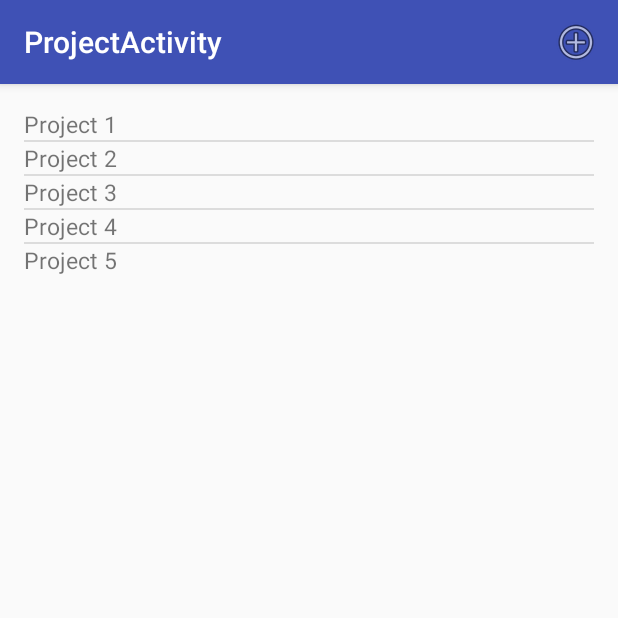
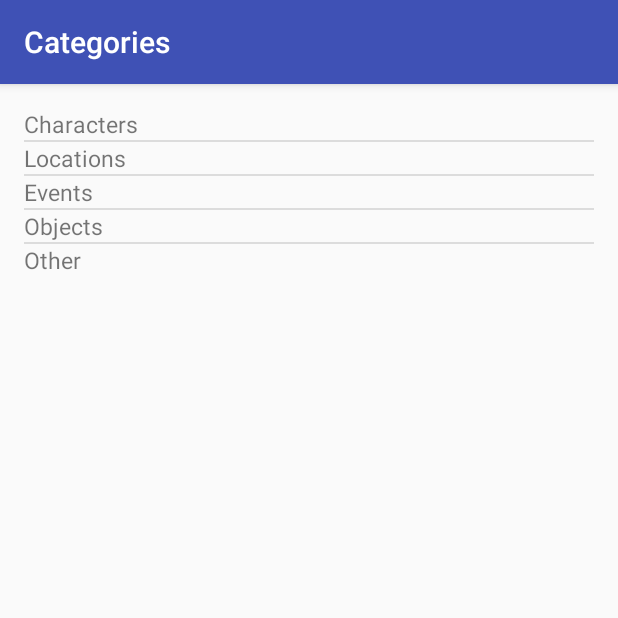
Before and after one commit to ucsdCSE110wi16/CSE110W260T5, an Android app: the ProjectActivity screen opened directly, with no data from a screen before it, after a tap on "Project 1", on a phone screen of 412 x 824 dp, the top half of it. Run offline under Robolectric (Android 15) with nearby library versions, the phone set to English and light mode, and no system bars.

Commit message:
Added functionality to categories list

```diff
--- a/app/src/main/java/net/atlassian/teammyrec/writersbloc/CategoryActivity.java
+++ b/app/src/main/java/net/atlassian/teammyrec/writersbloc/CategoryActivity.java
@@ -1,22 +1,36 @@
 package net.atlassian.teammyrec.writersbloc;
 
 import android.os.Bundle;
-import android.support.design.widget.FloatingActionButton;
-import android.support.design.widget.Snackbar;
 import android.support.v7.app.AppCompatActivity;
 import android.support.v7.widget.Toolbar;
 import android.view.View;
-import android.widget.ArrayAdapter;
+import android.widget.AdapterView;
 import android.widget.ListView;
+import android.widget.Toast;
 
 public class CategoryActivity extends AppCompatActivity {
+
+    public static final String INTENT_EXTRA_USERNAME = "ProjectActivity.USERNAME";
 
     @Override
     protected void onCreate(Bundle savedInstanceState) {
         super.onCreate(savedInstanceState);
         setContentView(R.layout.activity_category);
-        Toolbar toolbar = (Toolbar) findViewById(R.id.toolbar);
+        Toolbar toolbar = (Toolbar) findViewById(R.id.category_toolbar);
+        toolbar.setTitle("Categories");
         setSupportActionBar(toolbar);
+
+        ListView categoryList = (ListView)findViewById(R.id.category_list_view);
+        String[] strings = {"Characters", "Locations", "Events", "Objects", "Other"};
+        //ArrayAdapter<String> adapter = new ArrayAdapter<>(this, android.R.layout.simple_list_item_1,strings);
+        categoryList.setAdapter(new TextViewAdapter(this, strings));
+
+        categoryList.setOnItemClickListener(new AdapterView.OnItemClickListener() {
+            @Override
+            public void onItemClick(AdapterView<?> parent, View view, int position, long id) {
+                Toast.makeText(CategoryActivity.this, "" + position, Toast.LENGTH_SHORT).show();
+            }
+        });
 
 
     }
--- a/app/src/main/java/net/atlassian/teammyrec/writersbloc/ProjectActivity.java
+++ b/app/src/main/java/net/atlassian/teammyrec/writersbloc/ProjectActivity.java
@@ -1,16 +1,13 @@
 package net.atlassian.teammyrec.writersbloc;
 
+import android.content.Intent;
 import android.os.Bundle;
-import android.support.design.widget.FloatingActionButton;
-import android.support.design.widget.Snackbar;
 import android.support.v7.app.AppCompatActivity;
 import android.support.v7.widget.Toolbar;
 import android.view.Menu;
 import android.view.MenuInflater;
 import android.view.View;
 import android.widget.AdapterView;
-import android.widget.ArrayAdapter;
-import android.widget.GridView;
 import android.widget.ListView;
 import android.widget.Toast;
 
@@ -26,7 +23,7 @@ public class ProjectActivity extends AppCompatActivity {
     protected void onCreate(Bundle savedInstanceState) {
         super.onCreate(savedInstanceState);
         setContentView(R.layout.activity_project);
-        Toolbar toolbar = (Toolbar) findViewById(R.id.toolbar);
+        Toolbar toolbar = (Toolbar) findViewById(R.id.project_toolbar);
         setSupportActionBar(toolbar);
 
         String toastStr = this.getIntent().getStringExtra(INTENT_EXTRA_USERNAME) +
@@ -42,7 +39,10 @@ public class ProjectActivity extends AppCompatActivity {
         list.setOnItemClickListener(new AdapterView.OnItemClickListener() {
             @Override
             public void onItemClick(AdapterView<?> parent, View view, int position, long id) {
-                Toast.makeText(ProjectActivity.this, "" + position, Toast.LENGTH_SHORT).show();
+                Intent categoryAct = new Intent(ProjectActivity.this, CategoryActivity.class);
+
+                //Pass in any needed info in category activity here
+                ProjectActivity.this.startActivity(categoryAct);
             }
         });
 
@@ -70,4 +70,5 @@ public class ProjectActivity extends AppCompatActivity {
         return true;
     }
 
+
 }
--- a/app/src/main/res/layout/activity_category.xml
+++ b/app/src/main/res/layout/activity_category.xml
@@ -7,7 +7,19 @@
     android:fitsSystemWindows="true"
     tools:context="net.atlassian.teammyrec.writersbloc.CategoryActivity">
 
+    <android.support.design.widget.AppBarLayout
+        android:layout_width="match_parent"
+        android:layout_height="wrap_content"
+        android:theme="@style/AppTheme.AppBarOverlay">
 
+        <android.support.v7.widget.Toolbar
+            android:id="@+id/category_toolbar"
+            android:layout_width="match_parent"
+            android:layout_height="?attr/actionBarSize"
+            android:background="?attr/colorPrimary"
+            app:popupTheme="@style/AppTheme.PopupOverlay" />
+
+    </android.support.design.widget.AppBarLayout>
 
     <include layout="@layout/content_category" />
 </android.support.design.widget.CoordinatorLayout>
--- a/app/src/main/res/layout/activity_project.xml
+++ b/app/src/main/res/layout/activity_project.xml
@@ -13,7 +13,7 @@
         android:theme="@style/AppTheme.AppBarOverlay">
 
         <android.support.v7.widget.Toolbar
-            android:id="@+id/toolbar"
+            android:id="@+id/project_toolbar"
             android:layout_width="match_parent"
             android:layout_height="?attr/actionBarSize"
             android:background="?attr/colorPrimary"
--- a/app/src/main/res/layout/content_category.xml
+++ b/app/src/main/res/layout/content_category.xml
@@ -12,4 +12,10 @@
     tools:context="net.atlassian.teammyrec.writersbloc.CategoryActivity"
     tools:showIn="@layout/activity_category">
 
+    <ListView
+        android:layout_width="wrap_content"
+        android:layout_height="wrap_content"
+        android:id="@+id/category_list_view">
+    </ListView>
+
 </RelativeLayout>
```
Also changed, not shown: 1 other file.
